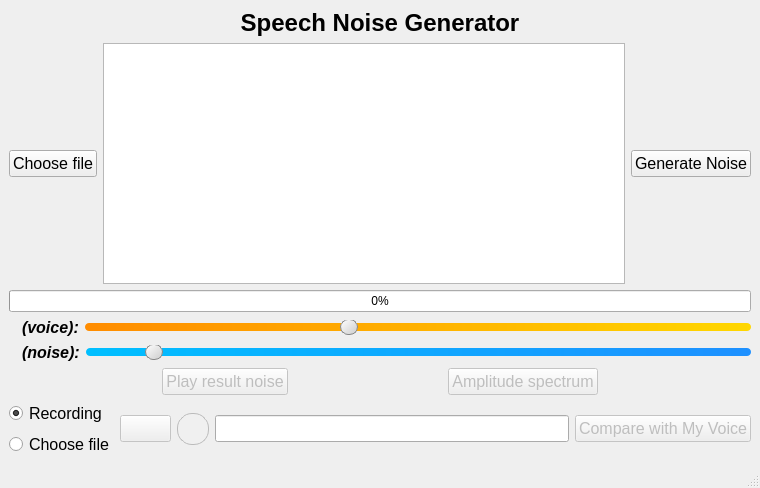
VuongVanDuy/ZIOTUTK-LAB4, file mainWidgetApp/view.ui: the form before one commit.
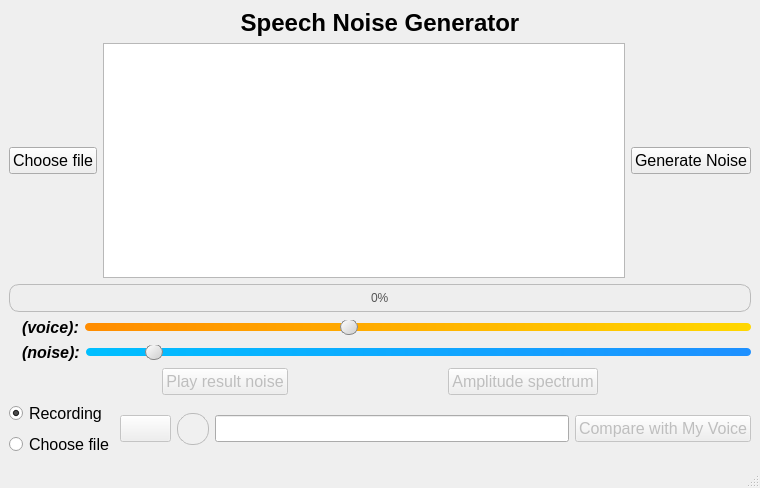
The form after the commit. Icons and pictures are not drawn.

The edit to the form file:
```diff
--- a/mainWidgetApp/view.ui
+++ b/mainWidgetApp/view.ui
@@ -141,6 +141,42 @@
           <verstretch>0</verstretch>
          </sizepolicy>
         </property>
+        <property name="styleSheet">
+         <string notr="true">/* Biểu quét nền của progress bar */
+QProgressBar {
+    border: 1px solid #bbb;
+    border-radius: 10px;
+    background-color: #eee;
+    text-align: center;
+    padding: 2px;
+    font: 14px &quot;Segoe UI&quot;, sans-serif;
+    color: #555;
+}
+
+/* Phần fill của progress bar */
+QProgressBar::chunk {
+    border-radius: 10px;
+    background: qlineargradient(
+        x1:0, y1:0, x2:1, y2:0,
+        stop:0 #6a9ef7, stop:0.5 #4a7cf3, stop:1 #3362dd
+    );
+    margin: 0px 1px;    /* khoảng cách giữa các chunk để tạo hiệu ứng vân sóng */
+}
+
+/* Hiệu ứng khi hover lên bar */
+QProgressBar:hover {
+    background-color: #e0e0e0;
+}
+
+/* Hiệu ứng khi progress đạt 100% */
+QProgressBar[maximum=&quot;100&quot;][value=&quot;100&quot;]::chunk {
+    background: qlineargradient(
+        x1:0, y1:0, x2:1, y2:0,
+        stop:0 #61d742, stop:0.5 #4fb73a, stop:1 #3da832
+    );
+}
+</string>
+        </property>
         <property name="value">
          <number>0</number>
         </property>
```
